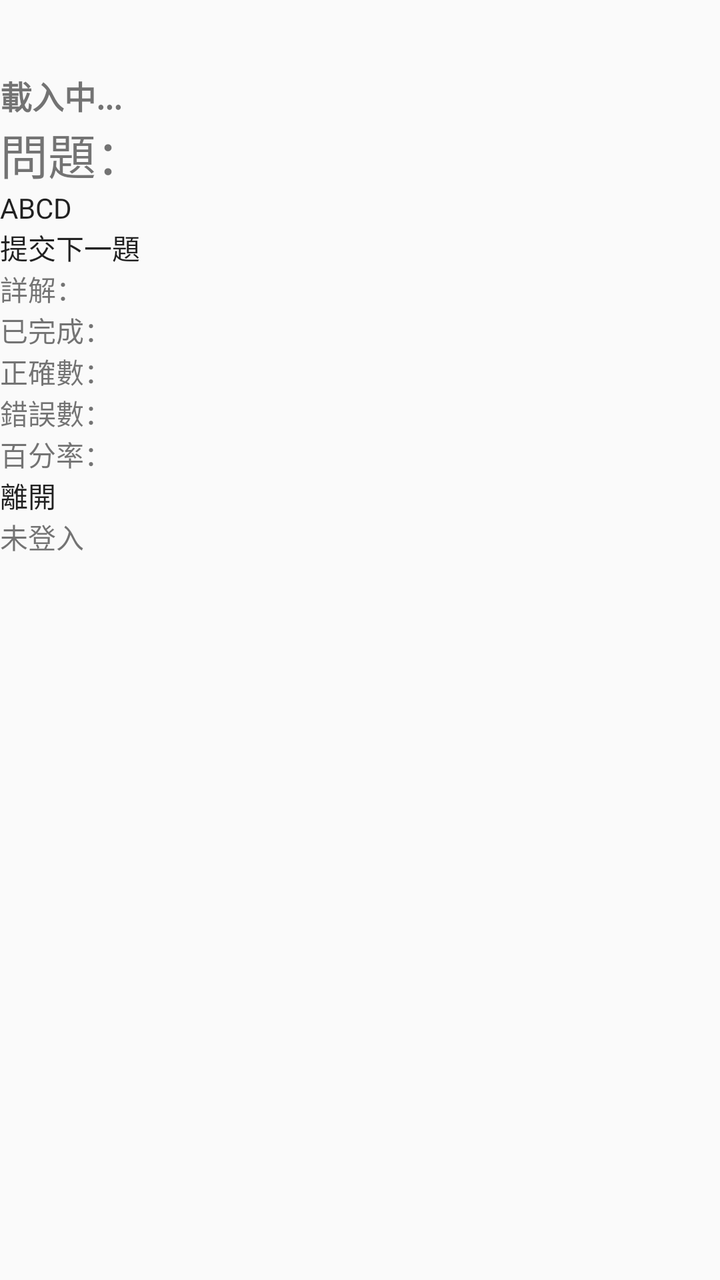
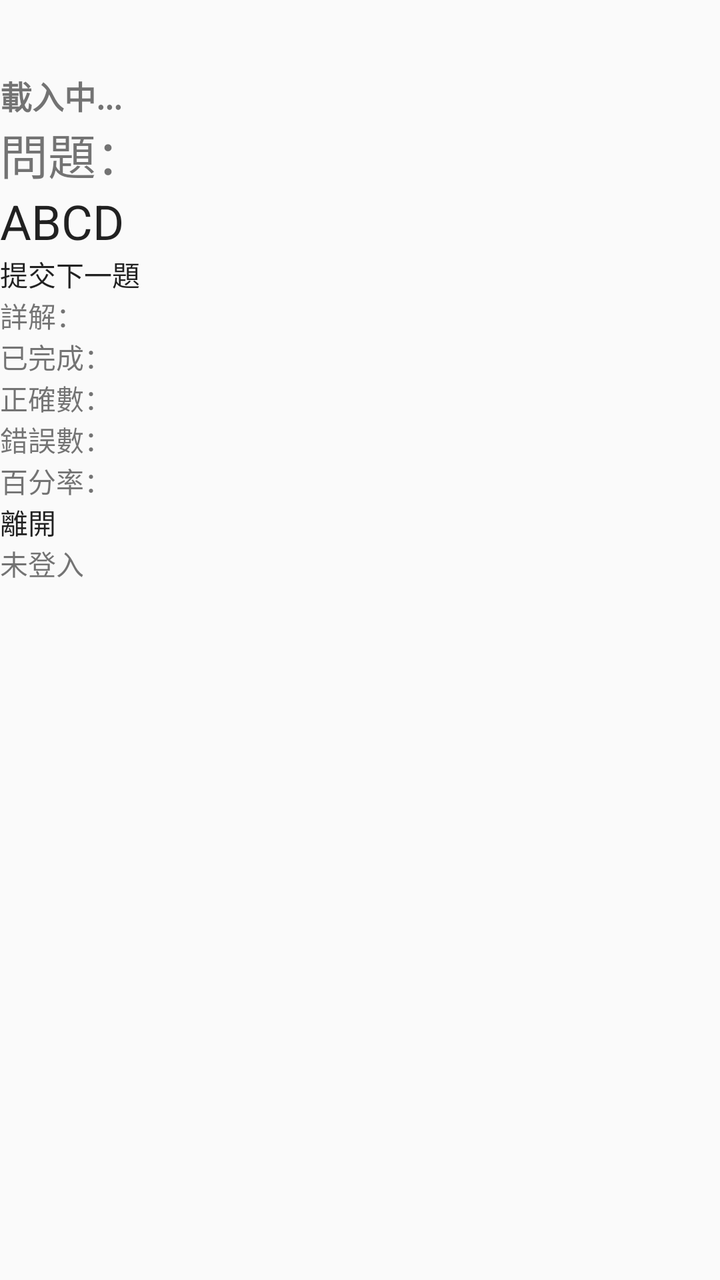

Two renders of the same Android screen: before a commit and after it. Below are the layout's source before the change and the commit's diff.
<!-- AndroidManifest.xml: application theme Theme.QuizHero -->
<!-- res/layout/quiz_activity.xml -->
<?xml version="1.0" encoding="utf-8"?>
<ScrollView
    xmlns:android="http://schemas.android.com/apk/res/android"
    android:layout_width="match_parent"
    android:layout_height="match_parent"
    android:paddingTop="36dp"
    android:paddingBottom="56dp">
    <LinearLayout
        android:layout_width="match_parent"
        android:layout_height="wrap_content"
        android:orientation="vertical">
        
        <TextView
            android:id="@+id/tv_selected_subject"
            android:layout_width="wrap_content"
            android:layout_height="wrap_content"
            android:text="載入中..."
            android:textSize="16sp"
            android:textStyle="bold" />

        <LinearLayout
            android:layout_width="wrap_content"
            android:layout_height="wrap_content"
            android:orientation="vertical">

            <TextView
                android:id="@+id/tv_question"
                android:layout_width="match_parent"
                android:layout_height="wrap_content"
                android:text="問題："
                android:textSize="24sp" />
        </LinearLayout>


        <LinearLayout
            android:layout_width="wrap_content"
            android:layout_height="wrap_content"
            android:orientation="horizontal">
            <RadioGroup
                android:id="@+id/rg_options"
                android:layout_width="match_parent"
                android:layout_height="wrap_content"
                android:orientation="horizontal">
                <RadioButton
                    android:id="@+id/rb_A"
                    android:layout_width="wrap_content"
                    android:layout_height="wrap_content"
                    android:text="A" />
                <RadioButton
                    android:id="@+id/rb_B"
                    android:layout_width="wrap_content"
                    android:layout_height="wrap_content"
                    android:text="B" />
                <RadioButton
                    android:id="@+id/rb_C"
                    android:layout_width="wrap_content"
                    android:layout_height="wrap_content"
                    android:text="C" />
                <RadioButton
                    android:id="@+id/rb_D"
                    android:layout_width="wrap_content"
                    android:layout_height="wrap_content"
                    android:text="D" />
            </RadioGroup>
        </LinearLayout>

        <LinearLayout
            android:layout_width="wrap_content"
            android:layout_height="wrap_content"
            android:orientation="vertical">
            <LinearLayout
                android:layout_width="wrap_content"
                android:layout_height="wrap_content"
                android:orientation="horizontal">
                <Button
                    android:id="@+id/bt_submit"
                    android:layout_width="wrap_content"
                    android:layout_height="wrap_content"
                    android:text="提交" />
                <Button
                    android:id="@+id/bt_next_question"
                    android:layout_width="wrap_content"
                    android:layout_height="wrap_content"
                    android:text="下一題" />
            </LinearLayout>

            <TextView
                android:id="@+id/tv_solution"
                android:layout_width="match_parent"
                android:layout_height="wrap_content"
                android:text="詳解：" />

        </LinearLayout>

        <LinearLayout
            android:layout_width="wrap_content"
            android:layout_height="wrap_content"
            android:orientation="vertical">
            <TextView
                android:id="@+id/tv_total"
                android:layout_width="wrap_content"
                android:layout_height="wrap_content"
                android:text="已完成：" />
            <TextView
                android:id="@+id/tv_correct"
                android:layout_width="wrap_content"
                android:layout_height="wrap_content"
                android:text="正確數：" />
            <TextView
                android:id="@+id/tv_wrong"
                android:layout_width="wrap_content"
                android:layout_height="wrap_content"
                android:text="錯誤數：" />
            <TextView
                android:id="@+id/tv_percent"
                android:layout_width="wrap_content"
                android:layout_height="wrap_content"
                android:text="百分率：" />

        </LinearLayout>

        <Button
            android:id="@+id/bt_exit"
            android:layout_width="match_parent"
            android:layout_height="wrap_content"
            android:text="離開" />

        <LinearLayout
            android:layout_width="wrap_content"
            android:layout_height="wrap_content"
            android:orientation="horizontal">

            <TextView
                android:id="@+id/tv_facebook_user_name"
                android:layout_width="match_parent"
                android:layout_height="wrap_content"
                android:text="未登入" />

        </LinearLayout>
    </LinearLayout>
</ScrollView>
<!-- resources referenced by this layout -->
<resources>
  <style name="Theme.QuizHero" parent="android:Theme.Material.Light.NoActionBar" />
</resources>

<!-- the commit's change to res/layout/quiz_activity.xml (unified diff, before → after) -->
@@ -41,26 +41,34 @@
                 android:layout_width="match_parent"
                 android:layout_height="wrap_content"
                 android:orientation="horizontal">
+
                 <RadioButton
                     android:id="@+id/rb_A"
                     android:layout_width="wrap_content"
                     android:layout_height="wrap_content"
-                    android:text="A" />
+                    android:text="A"
+                    android:textSize="24sp" />
+
                 <RadioButton
                     android:id="@+id/rb_B"
                     android:layout_width="wrap_content"
                     android:layout_height="wrap_content"
-                    android:text="B" />
+                    android:text="B"
+                    android:textSize="24sp" />
+
                 <RadioButton
                     android:id="@+id/rb_C"
                     android:layout_width="wrap_content"
                     android:layout_height="wrap_content"
-                    android:text="C" />
+                    android:text="C"
+                    android:textSize="24sp" />
+
                 <RadioButton
                     android:id="@+id/rb_D"
                     android:layout_width="wrap_content"
                     android:layout_height="wrap_content"
-                    android:text="D" />
+                    android:text="D"
+                    android:textSize="24sp" />
             </RadioGroup>
         </LinearLayout>
 
